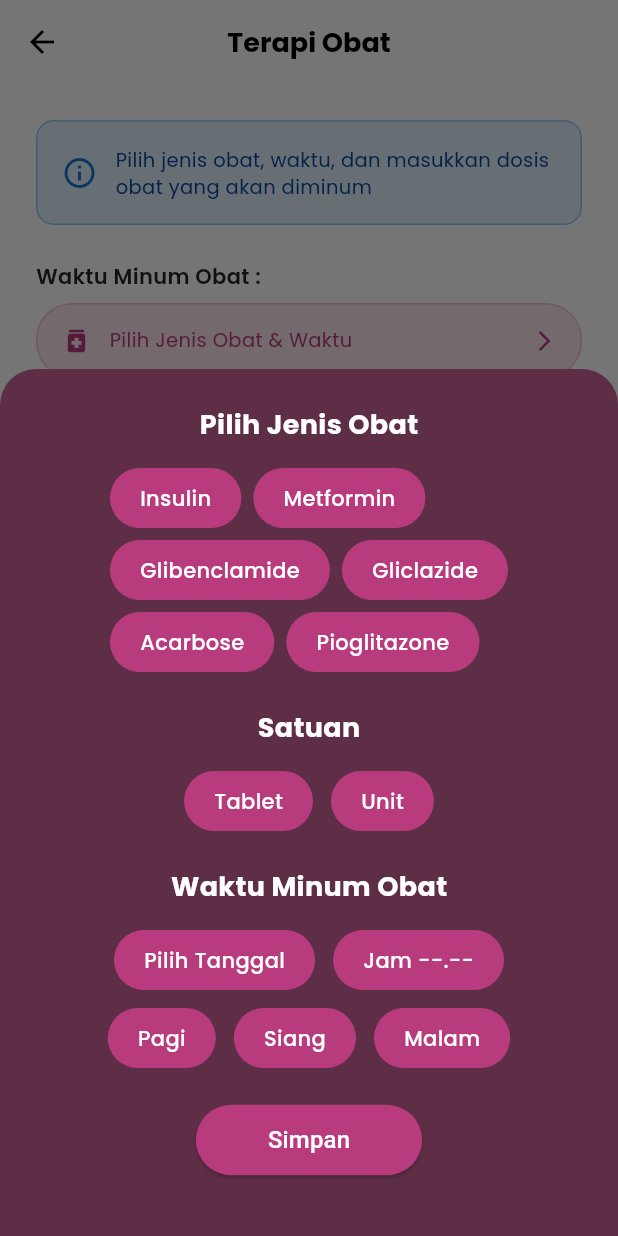
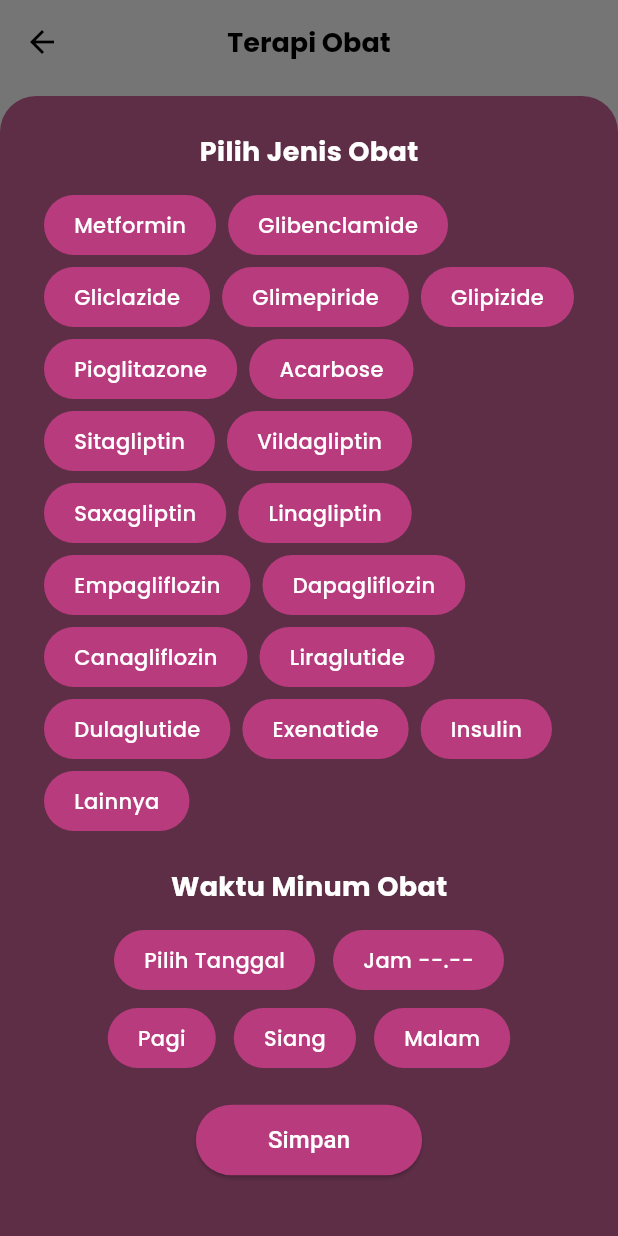
Before and after one commit to yosuatarigan/promedia-v2, a Flutter app: the TerapiObatScreen screen opened directly, after a tap on "Pilih Jenis Obat & Waktu", on a phone screen of 412 x 824 dp. Run offline on Flutter 3.47's test engine with Material 3 defaults, Android fonts, the phone set to English and light mode, and no system bars; our stand-ins replace cloud_firestore, firebase_auth, firebase_core, firebase_storage, fl_chart, google_fonts and 1 more; accounts and stored records are empty.

Commit message:
feat: perluas daftar obat DM dan perbaiki satuan dosis
No.12 - Update daftar jenis obat:
- Tambah 14 obat DM baru: Glimepiride, Glipizide, Sitagliptin,
  Vildagliptin, Saxagliptin, Linagliptin, Empagliflozin,
  Dapagliflozin, Canagliflozin, Liraglutide, Dulaglutide, Exenatide
- Tambah opsi 'Lainnya' dengan TextField input nama obat bebas

No.13 - Perbaiki satuan dosis:
- Hapus pilihan satuan manual dari UI
- Auto-set 'Tablet' untuk semua obat kecuali Insulin (pakai 'Unit')
- Satuan ditampilkan otomatis setelah memilih jenis obat

Co-Authored-By: Claude Sonnet 4.6 <noreply@anthropic.com>

```diff
--- a/lib/terapi_obat_screen.dart
+++ b/lib/terapi_obat_screen.dart
@@ -22,15 +22,38 @@ class _TerapiObatScreenState extends State<TerapiObatScreen> {
   DateTime? selectedDate;
   TimeOfDay? selectedJam;
   final TextEditingController _dosisController = TextEditingController();
+  final TextEditingController _lainnyaController = TextEditingController();
 
-  // Daftar jenis obat diabetes
+  // Daftar jenis obat diabetes (OHO & Insulin umum)
   final List<String> jenisObatList = [
-    'Insulin',
+    // Biguanid
     'Metformin',
+    // Sulfonilurea
     'Glibenclamide',
     'Gliclazide',
+    'Glimepiride',
+    'Glipizide',
+    // Tiazolidindion
+    'Pioglitazone',
+    // Penghambat Alfa-Glukosidase
     'Acarbose',
-    'Pioglitazone',
+    // DPP-4 Inhibitor
+    'Sitagliptin',
+    'Vildagliptin',
+    'Saxagliptin',
+    'Linagliptin',
+    // SGLT-2 Inhibitor
+    'Empagliflozin',
+    'Dapagliflozin',
+    'Canagliflozin',
+    // GLP-1 Agonis
+    'Liraglutide',
+    'Dulaglutide',
+    'Exenatide',
+    // Insulin
+    'Insulin',
+    // Lainnya
+    'Lainnya',
   ];
 
   String get waktuMakanText {
@@ -82,32 +105,45 @@ class _TerapiObatScreenState extends State<TerapiObatScreen> {
                     runSpacing: 8,
                     children: jenisObatList.map((obat) {
                       return _buildChip(obat, tempJenis == obat, () {
-                        setModalState(() => tempJenis = obat);
+                        setModalState(() {
+                          tempJenis = obat;
+                          // Auto-set satuan: Insulin pakai Unit, lainnya pakai Tablet
+                          tempSatuan = obat == 'Insulin' ? 'Unit' : 'Tablet';
+                        });
                       });
                     }).toList(),
                   ),
-                  const SizedBox(height: 24),
-                  const Text(
-                    'Satuan',
-                    style: TextStyle(
-                      fontSize: 18,
-                      fontWeight: FontWeight.bold,
-                      color: Colors.white,
+                  // TextField untuk "Lainnya"
+                  if (tempJenis == 'Lainnya') ...[
+                    const SizedBox(height: 16),
+                    TextField(
+                      controller: _lainnyaController,
+                      style: const TextStyle(color: Colors.white),
+                      decoration: InputDecoration(
+                        hintText: 'Tulis nama obat...',
+                        hintStyle: const TextStyle(color: Colors.white54),
+                        filled: true,
+                        fillColor: Colors.white.withOpacity(0.15),
+                        border: OutlineInputBorder(
+                          borderRadius: BorderRadius.circular(12),
+                          borderSide: BorderSide.none,
+                        ),
+                        contentPadding: const EdgeInsets.symmetric(
+                            horizontal: 16, vertical: 12),
+                      ),
                     ),
-                  ),
-                  const SizedBox(height: 16),
-                  Row(
-                    mainAxisAlignment: MainAxisAlignment.center,
-                    children: [
-                      _buildChip('Tablet', tempSatuan == 'Tablet', () {
-                        setModalState(() => tempSatuan = 'Tablet');
-                      }),
-                      const SizedBox(width: 12),
-                      _buildChip('Unit', tempSatuan == 'Unit', () {
-                        setModalState(() => tempSatuan = 'Unit');
-                      }),
-                    ],
-                  ),
+                  ],
+                  // Tampilkan satuan yang dipilih secara otomatis
+                  if (tempJenis != null) ...[
+                    const SizedBox(height: 12),
+                    Text(
+                      'Satuan: ${tempSatuan ?? "Tablet"}',
+                      style: const TextStyle(
+                        color: Colors.white70,
+                        fontSize: 13,
+                      ),
+                    ),
+                  ],
                   const SizedBox(height: 24),
                   const Text(
                     'Waktu Minum Obat',
@@ -211,11 +247,16 @@ class _TerapiObatScreenState extends State<TerapiObatScreen> {
   Future<void> _saveMedicationLog() async {
     // Validasi
     if (selectedJenisObat == null ||
-        selectedSatuan == null ||
         selectedWaktu == null ||
         selectedDate == null ||
         selectedJam == null) {
       _showError('Mohon lengkapi jenis obat dan waktu');
+      return;
+    }
+
+    // Validasi nama obat jika "Lainnya"
+    if (selectedJenisObat == 'Lainnya' && _lainnyaController.text.trim().isEmpty) {
+      _showError('Mohon tulis nama obat');
       return;
     }
 
@@ -224,6 +265,12 @@ class _TerapiObatScreenState extends State<TerapiObatScreen> {
       _showError('Mohon masukkan dosis yang valid');
       return;
     }
+
+    // Tentukan nama obat final dan satuan
+    final namaObat = selectedJenisObat == 'Lainnya'
+        ? _lainnyaController.text.trim()
+        : selectedJenisObat!;
+    final satuan = selectedSatuan ?? (selectedJenisObat == 'Insulin' ? 'Unit' : 'Tablet');
 
     setState(() => _isLoading = true);
 
@@ -265,9 +312,9 @@ class _TerapiObatScreenState extends State<TerapiObatScreen> {
         'noKode': noKode,
         'userName': namaLengkap,
         'userRole': role,
-        'jenisObat': selectedJenisObat,
+        'jenisObat': namaObat,
         'dosis': dosis,
-        'satuan': selectedSatuan,
+        'satuan': satuan,
         'waktu': selectedWaktu,
         'tanggal': Timestamp.fromDate(dateTime),
         'jam':
@@ -281,7 +328,7 @@ class _TerapiObatScreenState extends State<TerapiObatScreen> {
         ScaffoldMessenger.of(context).showSnackBar(
           SnackBar(
             content: Text(
-              'Berhasil! $selectedJenisObat ${dosis.toStringAsFixed(0)} $selectedSatuan tersimpan',
+              'Berhasil! $namaObat ${dosis.toStringAsFixed(0)} $satuan tersimpan',
             ),
             backgroundColor: Colors.green,
             duration: const Duration(seconds: 2),
@@ -553,6 +600,7 @@ class _TerapiObatScreenState extends State<TerapiObatScreen> {
   @override
   void dispose() {
     _dosisController.dispose();
+    _lainnyaController.dispose();
     super.dispose();
   }
 }
```
